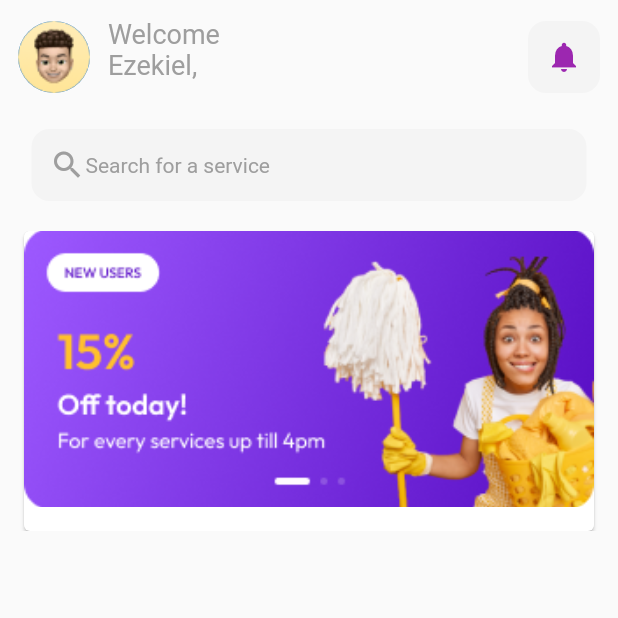
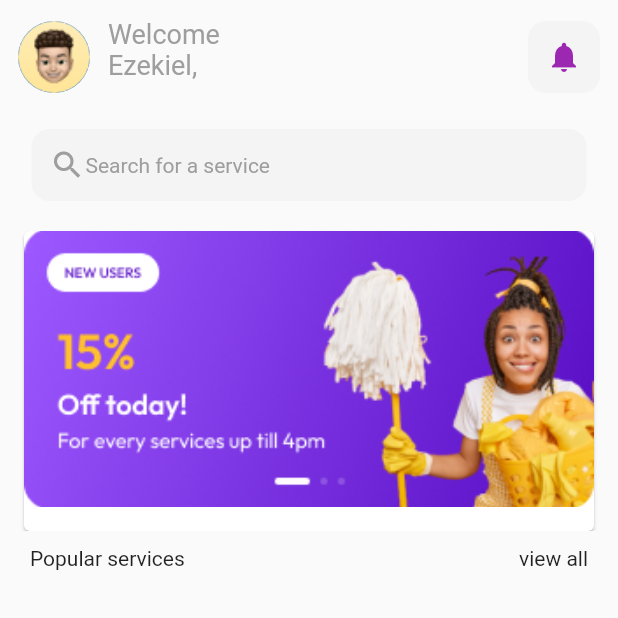
Before and after one commit to iyamujoshua/new_ondemand, a Flutter app: the homescreen screen opened directly, on a phone screen of 412 x 824 dp, the top half of it. Run offline on Flutter 3.47's test engine with Material 2 defaults, Android fonts, the light colour scheme and no system bars; our stand-ins replace flutter_svg, font_awesome_flutter, intl_phone_field, smooth_page_indicator; missing offline and left inert: custom_signin_buttons.

Commit message:
popular services page

```diff
--- a/lib/screens/card_slide.dart
+++ b/lib/screens/card_slide.dart
@@ -8,7 +8,7 @@ class CardCarousel extends StatelessWidget {
       height: 200,
       child: PageView(
         children: [
-          _buildCard("Image 1", "Description 1", "asset/banner.png"),
+          _buildCard("", "", "asset/banner.png"),
           _buildCard("", " ", "asset/banner.png"),
           _buildCard("", "", "asset/banner.png"),
         ],
--- a/lib/screens/homescreen.dart
+++ b/lib/screens/homescreen.dart
@@ -13,6 +13,7 @@ class _homescreenState extends State<homescreen> {
   Widget build(BuildContext context) {
     return Scaffold(
   body: SafeArea(
+    child: SingleChildScrollView(
       child: Column(
         children: [
           Padding(
@@ -103,9 +104,38 @@ class _homescreenState extends State<homescreen> {
             height: 20,
           ),
 
+          CardCarousel(),
 
-        CardCarousel(),
+          SizedBox(height: 10,),
+
+
+Row(
+                  mainAxisAlignment: MainAxisAlignment.spaceBetween,
+                  children: [
+                    Padding(
+                      padding: const EdgeInsets.only(left: 20),
+                      child: Text("Popular services",),
+                    ),
+                    InkWell(
+                      onTap: (() {
+                        print("you tapped me");
+                      }),
+                      child: Padding(
+                        padding: const EdgeInsets.only(right: 20),
+                        child: Text("view all", ),
+                      )),
                   ],
+                ),
+
+
+
+
+
+
+
+
+        ],
+      ),
     ),
   ),
 );
```
Lines whose indentation alone changed are shown as unchanged.
